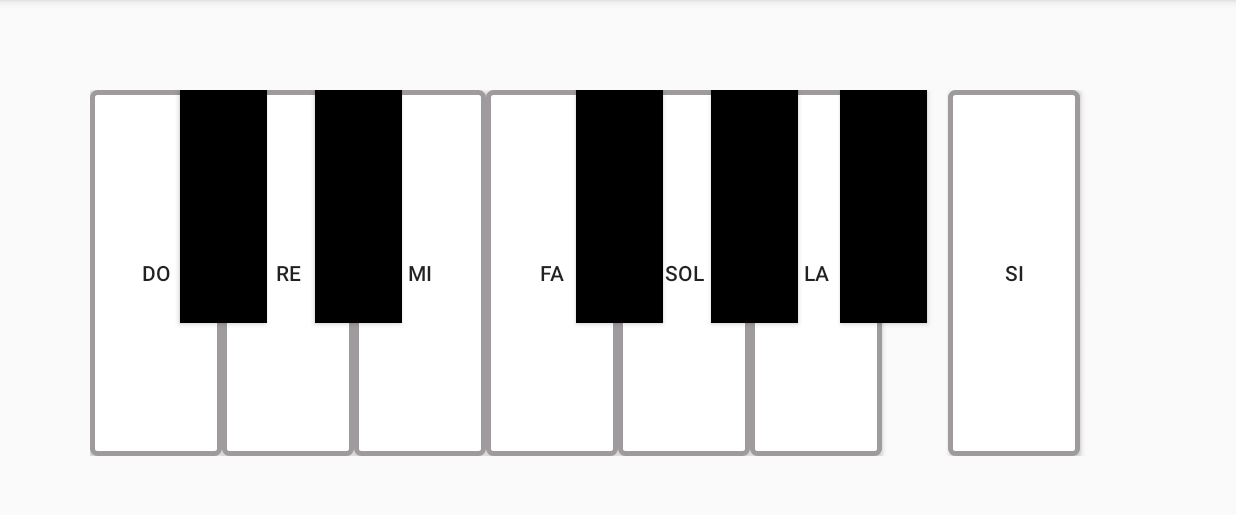
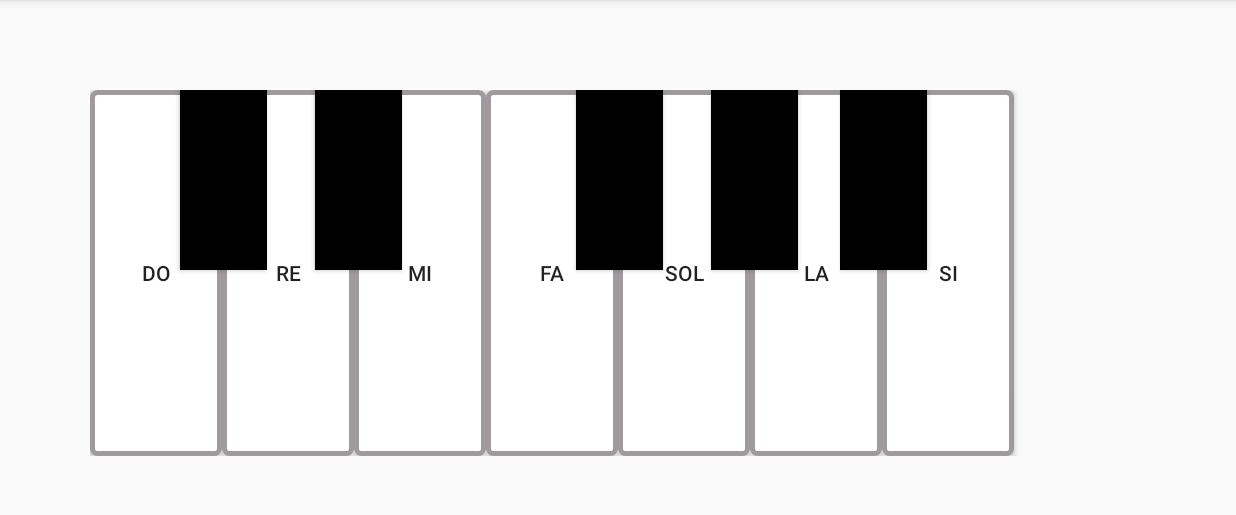
Before and after one commit to fran11sv/PianoGrupo10, an Android app: the screen it shows after launch (piano), on a phone screen of 824 x 412 dp (held sideways), the part 72-587 px from its top. Run offline under Robolectric (Android 15) with nearby library versions, the phone set to English and light mode, and no system bars.

Commit message:
Notas Sostenidas retocadas

```diff
--- a/app/src/main/res/layout/activity_piano.xml
+++ b/app/src/main/res/layout/activity_piano.xml
@@ -100,7 +100,6 @@
             android:onClick="siete"
             android:text="@string/si_nota"
             app:layout_constraintBottom_toBottomOf="parent"
-            app:layout_constraintEnd_toEndOf="parent"
             app:layout_constraintStart_toEndOf="@+id/btnLa"
             app:layout_constraintTop_toTopOf="parent" />
 
@@ -122,7 +121,7 @@
         <Button
             android:id="@+id/btnDoSos"
             android:layout_width="58dp"
-            android:layout_height="155dp"
+            android:layout_height="120dp"
             android:layout_marginStart="60dp"
             android:background="#000000"
             app:layout_constraintBottom_toBottomOf="parent"
@@ -133,7 +132,7 @@
         <Button
             android:id="@+id/btnReSos"
             android:layout_width="58dp"
-            android:layout_height="155dp"
+            android:layout_height="120dp"
             android:layout_marginStart="32dp"
             android:background="#000000"
             app:layout_constraintBottom_toBottomOf="parent"
@@ -144,7 +143,7 @@
         <Button
             android:id="@+id/btnFaSos"
             android:layout_width="58dp"
-            android:layout_height="155dp"
+            android:layout_height="120dp"
             android:layout_marginStart="116dp"
             android:background="#000000"
             app:layout_constraintBottom_toBottomOf="parent"
@@ -155,7 +154,7 @@
         <Button
             android:id="@+id/btnSolSos"
             android:layout_width="58dp"
-            android:layout_height="155dp"
+            android:layout_height="120dp"
             android:layout_marginStart="32dp"
             android:background="#000000"
             app:layout_constraintBottom_toBottomOf="parent"
@@ -166,7 +165,7 @@
         <Button
             android:id="@+id/btnLaSos"
             android:layout_width="58dp"
-            android:layout_height="155dp"
+            android:layout_height="120dp"
             android:layout_marginStart="28dp"
             android:background="#000000"
             app:layout_constraintBottom_toBottomOf="parent"
```
